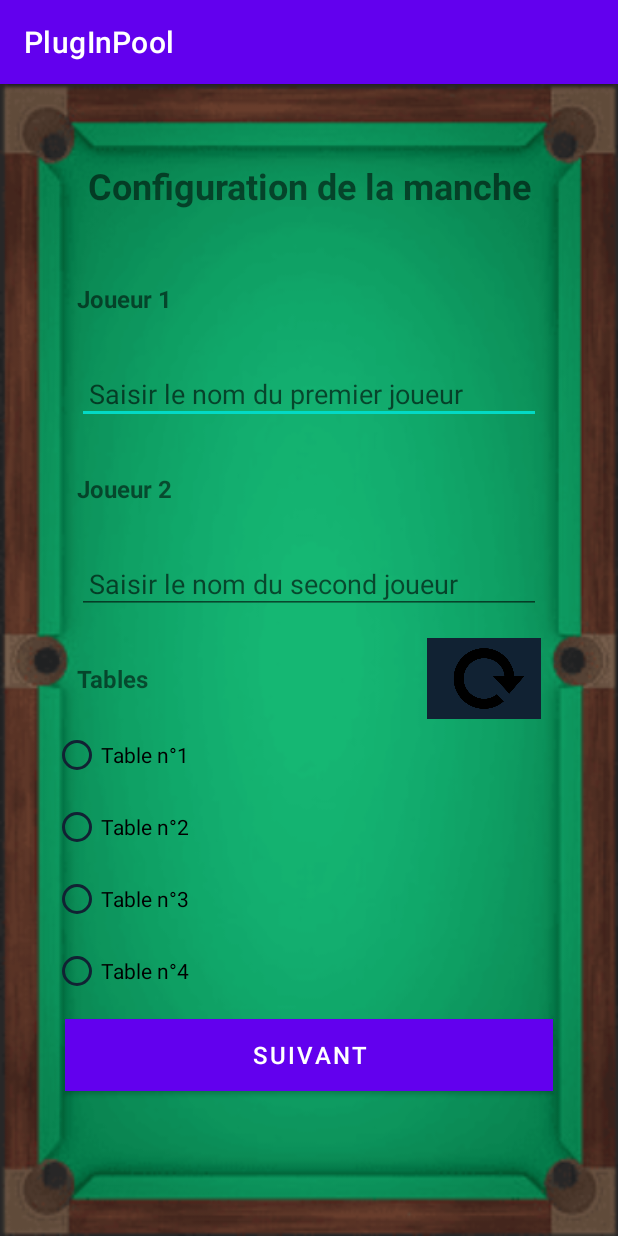
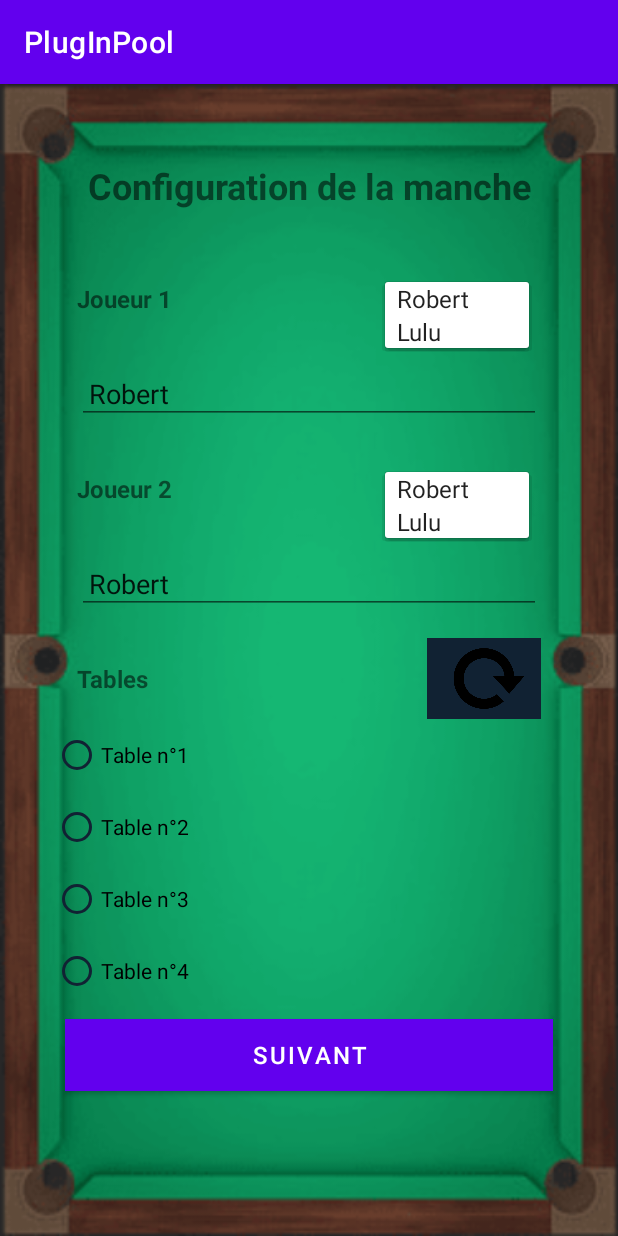
Before and after one commit to btssn-lasalle-84/plug-in-pool-2023, an Android app: the ConfigurationManche screen opened directly, with no data from a screen before it, on a phone screen of 412 x 824 dp. Run offline under Robolectric (Android 15) with nearby library versions, the phone set to English and light mode, and no system bars.

Commit message:
POOL2023-23-completion-de-la-classe-de-configuration-manche, Définition des attributs et des éléments graphiques

```diff
--- a/PlugInPool/app/src/main/java/com/example/pluginpool/ConfigurationManche.java
+++ b/PlugInPool/app/src/main/java/com/example/pluginpool/ConfigurationManche.java
@@ -8,9 +8,22 @@ package com.example.pluginpool;
 
 import androidx.appcompat.app.AppCompatActivity;
 
+import android.content.Intent;
 import android.os.Bundle;
+import android.text.InputFilter;
+import android.text.Spanned;
 import android.util.Log;
+import android.view.View;
+import android.widget.AdapterView;
+import android.widget.ArrayAdapter;
+import android.widget.Button;
+import android.widget.EditText;
+import android.widget.ImageButton;
+import android.widget.RadioButton;
 import android.widget.Spinner;
+import android.widget.TextView;
+
+import java.util.ArrayList;
 
 /**
  * @class ConfigurationManche
@@ -26,25 +39,149 @@ public class ConfigurationManche extends AppCompatActivity
     /**
      * Attributs
      */
+    ArrayList<String> nomsJoueurs;
+    ArrayAdapter<String> adaptateur;
+    InputFilter[] filtresNom;
 
     /**
      * Ressources GUI
      */
+    private Spinner joueur1Spinner;         //!< Spinner permettant de choisir le premier joueur parmi la liste des joueurs enregistrés
+    private Spinner joueur2Spinner;         //!< Spinner permettant de choisir le second joueur parmi la liste des joueurs enregistrés
+    private EditText joueur1Edit;           //!< Zone permettant de saisir le nom du premier joueur
+    private EditText joueur2Edit;           //!< Zone permettant de saisir le nom du premier joueur
+    private ImageButton boutonActualiser;   //!< Bouton permettant de rechercher les tables disponibles
+    private RadioButton boutonTable1;       //!< Bouton permettant de sélectionner la table 1 pour s'y connecter
+    private RadioButton boutonTable2;       //!< Bouton permettant de sélectionner la table 2 pour s'y connecter
+    private RadioButton boutonTable3;       //!< Bouton permettant de sélectionner la table 3 pour s'y connecter
+    private RadioButton boutonTable4;       //!< Bouton permettant de sélectionner la table 4 pour s'y connecter
+    private Button boutonSuivant;           //!< Bouton permettant de passer à l'activité de suivi de partie "Manche"
 
+    /**
+     * @brief Méthode appelée à la création de l'activité
+     */
     @Override
     protected void onCreate(Bundle savedInstanceState)
     {
         super.onCreate(savedInstanceState);
         setContentView(R.layout.activity_configuration_manche);
         Log.d(TAG, "onCreate()");
-
+        initialiserAttributs();
         initialiserRessources();
     }
 
+    /**
+     * @brief Initialise les attributs de l'activité
+     */
+    private void initialiserAttributs()
+    {
+        nomsJoueurs = new ArrayList<>();
+        //!< @todo initialiser nomsJoueur à partir de la base de donnees
+        nomsJoueurs.add("Robert");  // Provisoire
+        nomsJoueurs.add("Lulu");    // Provisoire
+        adaptateur = new ArrayAdapter<String>(this, android.R.layout.simple_spinner_item, nomsJoueurs);
+        filtresNom = new InputFilter[]
+        {
+            new InputFilter()
+            {
+                public CharSequence filter(CharSequence source, int start, int end,
+                                           Spanned dest, int dstart, int dend)
+                {
+                    for (int i = start; i < end; i++)
+                    {
+                        char lettre = source.charAt(i);
+                        if (! (Character.isLetter(lettre) || lettre == ' ' ))
+                        {
+                            return "";
+                        }
+                    }
+                    return null;
+                }
+            },
+            new InputFilter()
+            {
+                public CharSequence filter(CharSequence source, int start, int end,
+                                           Spanned dest, int dstart, int dend)
+                {
+                    char premiereLettre = source.charAt(0);
+                    if (premiereLettre == ' ')
+                    {
+                        return "";
+                    }
+                    return null;
+                }
+            }
+        };
+    }
+
+    /**
+     * @brief Initialise les ressources graphiques de l'activité
+     */
     private void initialiserRessources()
     {
-        /**
-         * @brief Initialise les ressources graphiques de l'activité
-         */
+        joueur1Spinner = (Spinner)findViewById(R.id.joueur1Spinner);
+        joueur2Spinner = (Spinner)findViewById(R.id.joueur2Spinner);
+        joueur1Edit = (EditText)findViewById(R.id.joueur1Edit);
+        joueur2Edit = (EditText)findViewById(R.id.joueur2Edit);
+        boutonActualiser = (ImageButton)findViewById(R.id.boutonActualiser);
+        boutonTable1 = (RadioButton)findViewById(R.id.boutonTable1);
+        boutonTable2 = (RadioButton)findViewById(R.id.boutonTable2);
+        boutonTable3 = (RadioButton)findViewById(R.id.boutonTable3);
+        boutonTable4 = (RadioButton)findViewById(R.id.boutonTable4);
+        boutonSuivant = (Button)findViewById(R.id.boutonSuivant);
+
+        joueur1Spinner.setAdapter(adaptateur);
+        joueur2Spinner.setAdapter(adaptateur);
+        joueur1Spinner.setSelection(-1);
+        joueur2Spinner.setSelection(-1);
+
+        joueur1Spinner.setOnItemSelectedListener(new AdapterView.OnItemSelectedListener()
+        {
+
+            @Override
+            public void onItemSelected(AdapterView<?> parent, View view, int position, long id)
+            {
+                String nomSelectionne = parent.getItemAtPosition(position).toString();
+                joueur1Edit.setText(nomSelectionne);
+                joueur1Spinner.performClick();
+            }
+
+            @Override
+            public void onNothingSelected(AdapterView<?> parent)
+            {
+                // Do nothing
+            }
+        });
+
+
+        joueur2Spinner.setOnItemSelectedListener(new AdapterView.OnItemSelectedListener()
+        {
+
+            @Override
+            public void onItemSelected(AdapterView<?> parent, View view, int position, long id)
+            {
+                String nomSelectionne = parent.getItemAtPosition(position).toString();
+                joueur2Edit.setText(nomSelectionne);
+                joueur2Spinner.performClick();
+            }
+
+            @Override
+            public void onNothingSelected(AdapterView<?> parent)
+            {
+                // Do nothing
+            }
+        });
+
+        joueur1Edit.setHint("Saisir le nom du premier joueur");
+        joueur1Edit.setFilters(filtresNom);
+        joueur1Edit.setOnFocusChangeListener(new View.OnFocusChangeListener() {
+            @Override
+            public void onFocusChange(View v, boolean hasFocus) {
+                if (hasFocus && joueur1Spinner.isShown()) {
+                    joueur1Spinner.performClick();
+                    joueur2Spinner.performClick();
+                }
+            }
+        });
     }
 }
--- a/PlugInPool/app/src/main/java/com/example/pluginpool/EcranPrincipal.java
+++ b/PlugInPool/app/src/main/java/com/example/pluginpool/EcranPrincipal.java
@@ -13,6 +13,7 @@ import android.os.Bundle;
 import android.util.Log;
 import android.view.View;
 import android.widget.Button;
+import android.widget.EditText;
 
 /**
  * @class EcranPrincipal
@@ -114,6 +115,7 @@ public class EcranPrincipal extends AppCompatActivity
             public void onClick(View v)
             {
                 Log.d(TAG, "clic boutonStatistiques");
+                //!< @todo
             }
         });
         boutonJouer.setOnClickListener(new View.OnClickListener()
--- a/PlugInPool/app/src/main/res/layout/activity_configuration_manche.xml
+++ b/PlugInPool/app/src/main/res/layout/activity_configuration_manche.xml
@@ -37,7 +37,7 @@
             android:orientation="horizontal">
 
             <TextView
-                android:id="@+id/premierJoueurView"
+                android:id="@+id/joueur1View"
                 android:layout_width="wrap_content"
                 android:layout_height="wrap_content"
                 android:layout_weight="1"
@@ -50,7 +50,7 @@
                 android:textStyle="bold" />
 
             <Spinner
-                android:id="@+id/premierJoueurSpinner"
+                android:id="@+id/joueur1Spinner"
                 android:layout_width="wrap_content"
                 android:layout_height="match_parent"
                 android:layout_marginStart="16dp"
@@ -59,12 +59,13 @@
                 android:gravity="left"
                 android:hint="Joueur 1"
                 android:padding="8dp"
-                android:spinnerMode="dropdown" />
+                android:spinnerMode="dropdown"
+                android:focusable="false"/>
 
         </LinearLayout>
 
         <EditText
-            android:id="@+id/premierJoueurEdit"
+            android:id="@+id/joueur1Edit"
             android:layout_width="match_parent"
             android:layout_height="wrap_content"
             android:layout_marginStart="16dp"
@@ -72,7 +73,8 @@
             android:layout_marginEnd="16dp"
             android:hint="Saisir le nom du premier joueur"
             android:inputType="text"
-            android:padding="8dp" />
+            android:padding="8dp"
+            android:focusable="false"/>
 
         <LinearLayout
             android:layout_width="match_parent"
@@ -81,7 +83,7 @@
             android:orientation="horizontal">
 
             <TextView
-                android:id="@+id/secondJoueurView"
+                android:id="@+id/joueur2View"
                 android:layout_width="wrap_content"
                 android:layout_height="wrap_content"
                 android:layout_weight="1"
@@ -94,7 +96,7 @@
                 android:textStyle="bold" />
 
             <Spinner
-                android:id="@+id/secondJoueurSpinner"
+                android:id="@+id/joueur2Spinner"
                 android:layout_width="wrap_content"
                 android:layout_height="match_parent"
                 android:layout_marginStart="16dp"
@@ -103,12 +105,13 @@
                 android:gravity="left"
                 android:hint="Joueur 2"
                 android:padding="8dp"
-                android:spinnerMode="dropdown" />
+                android:spinnerMode="dropdown"
+                android:focusable="false"/>
 
         </LinearLayout>
 
         <EditText
-            android:id="@+id/secondJoueurEdit"
+            android:id="@+id/joueur2Edit"
             android:layout_width="match_parent"
             android:layout_height="wrap_content"
             android:layout_marginStart="16dp"
@@ -116,7 +119,8 @@
             android:layout_marginEnd="16dp"
             android:hint="Saisir le nom du second joueur"
             android:inputType="text"
-            android:padding="8dp" />
+            android:padding="8dp"
+            android:focusable="false"/>
 
         <LinearLayout
             android:layout_width="match_parent"
```
